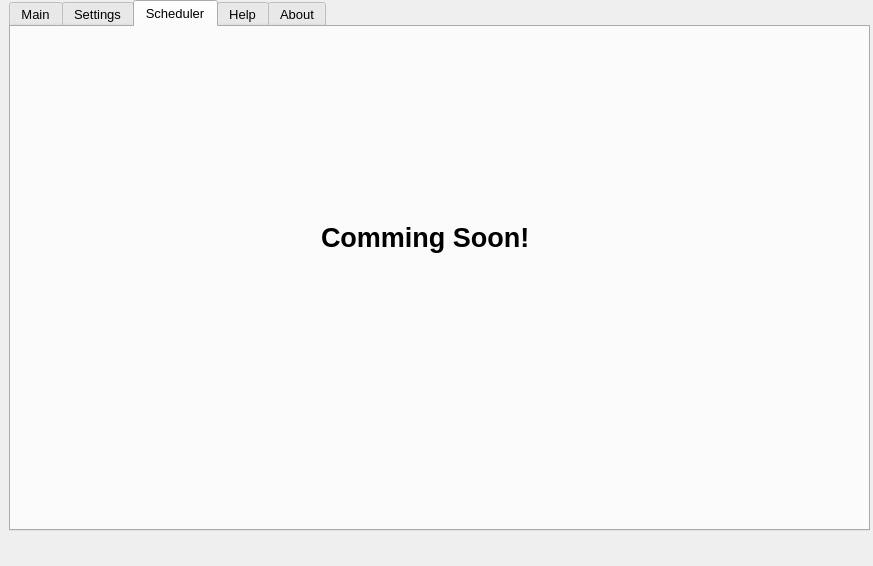
Old version of the form assets/YorkULabSeating_new.ui in the repository tdgskinner/yorku-phys-lab-seating.
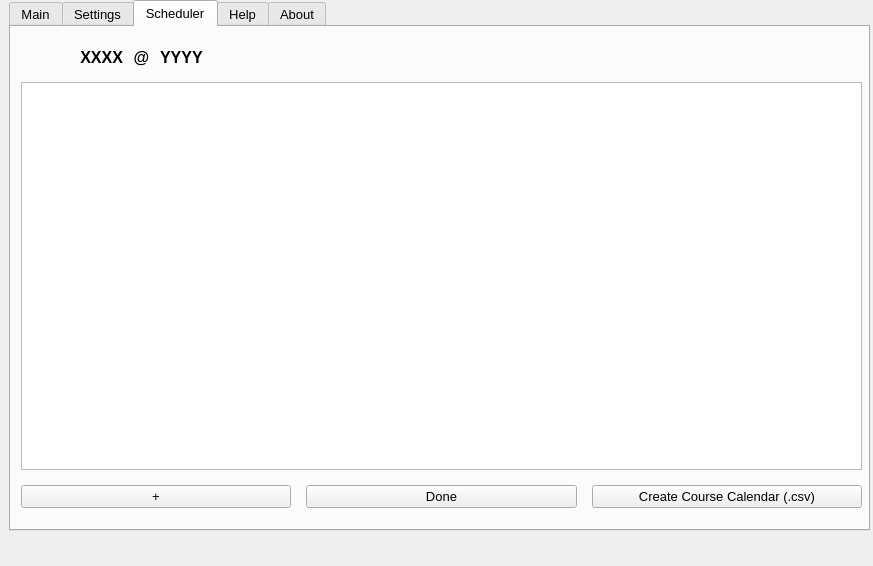
New version of the form. The open tabs and pages were chosen to show the change.

```diff
--- a/assets/YorkULabSeating_new.ui
+++ b/assets/YorkULabSeating_new.ui
@@ -307,7 +307,7 @@
                   </widget>
                  </item>
                  <item>
-                  <widget class="QLabel" name="course_label_2">
+                  <widget class="QLabel" name="course_label_at">
                    <property name="font">
                     <font>
                      <pointsize>10</pointsize>
@@ -1120,25 +1120,123 @@
      <attribute name="title">
       <string>Scheduler</string>
      </attribute>
-     <widget class="QLabel" name="label">
+     <widget class="QWidget" name="">
       <property name="geometry">
        <rect>
-        <x>310</x>
-        <y>170</y>
-        <width>271</width>
-        <height>81</height>
+        <x>10</x>
+        <y>20</y>
+        <width>841</width>
+        <height>461</height>
        </rect>
       </property>
-      <property name="font">
-       <font>
-        <pointsize>20</pointsize>
-        <weight>75</weight>
-        <bold>true</bold>
-       </font>
-      </property>
-      <property name="text">
-       <string>Comming Soon!</string>
-      </property>
+      <layout class="QVBoxLayout" name="verticalLayout_7">
+       <property name="spacing">
+        <number>15</number>
+       </property>
+       <item>
+        <layout class="QHBoxLayout" name="horizontalLayout_19" stretch="3,1,3,0">
+         <property name="spacing">
+          <number>2</number>
+         </property>
+         <item>
+          <widget class="QLabel" name="course_label_2">
+           <property name="font">
+            <font>
+             <pointsize>12</pointsize>
+             <weight>75</weight>
+             <bold>true</bold>
+            </font>
+           </property>
+           <property name="text">
+            <string>XXXX</string>
+           </property>
+           <property name="alignment">
+            <set>Qt::AlignRight|Qt::AlignTrailing|Qt::AlignVCenter</set>
+           </property>
+          </widget>
+         </item>
+         <item>
+          <widget class="QLabel" name="course_label_at_2">
+           <property name="font">
+            <font>
+             <pointsize>12</pointsize>
+             <weight>75</weight>
+             <bold>true</bold>
+            </font>
+           </property>
+           <property name="text">
+            <string> @ </string>
+           </property>
+           <property name="alignment">
+            <set>Qt::AlignCenter</set>
+           </property>
+          </widget>
+         </item>
+         <item>
+          <widget class="QLabel" name="location_label_2">
+           <property name="font">
+            <font>
+             <pointsize>12</pointsize>
+             <weight>75</weight>
+             <bold>true</bold>
+            </font>
+           </property>
+           <property name="text">
+            <string>YYYY</string>
+           </property>
+          </widget>
+         </item>
+         <item>
+          <spacer name="horizontalSpacer_4">
+           <property name="orientation">
+            <enum>Qt::Horizontal</enum>
+           </property>
+           <property name="sizeType">
+            <enum>QSizePolicy::Fixed</enum>
+           </property>
+           <property name="sizeHint" stdset="0">
+            <size>
+             <width>600</width>
+             <height>20</height>
+            </size>
+           </property>
+          </spacer>
+         </item>
+        </layout>
+       </item>
+       <item>
+        <widget class="QTableWidget" name="tableWidget_scheduler">
+         <property name="showGrid">
+          <bool>true</bool>
+         </property>
+        </widget>
+       </item>
+       <item>
+        <layout class="QHBoxLayout" name="horizontalLayout_7">
+         <item>
+          <widget class="QPushButton" name="pushButton_plus">
+           <property name="text">
+            <string>+</string>
+           </property>
+          </widget>
+         </item>
+         <item>
+          <widget class="QPushButton" name="pushButton_done">
+           <property name="text">
+            <string>Done</string>
+           </property>
+          </widget>
+         </item>
+         <item>
+          <widget class="QPushButton" name="pushButton_3">
+           <property name="text">
+            <string>Create Course Calendar (.csv)</string>
+           </property>
+          </widget>
+         </item>
+        </layout>
+       </item>
+      </layout>
      </widget>
     </widget>
     <widget class="QWidget" name="tab_3">
```
Left out of the diff: 8 changed lines with no effect on the pictures.
